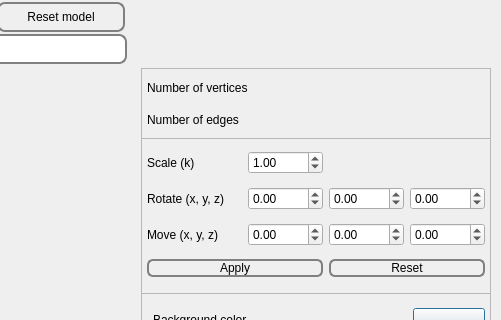
Before: the Qt Designer form src/mainwindow.ui in AlexeyGordiychenko/scp_3DViewer_v1, drawn with Qt 5; both pictures show x 655 to 1156 and y 0 to 320 of the 1156 by 680 pixel window.
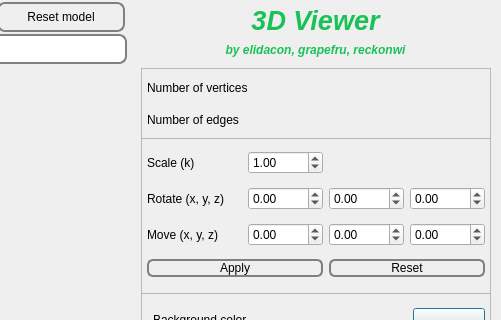
After: the same form once the commit is applied. Custom widgets are drawn as their Qt base class.

Commit message: Add info to the top right of the UI

What changed in the file:
```diff
--- a/src/mainwindow.ui
+++ b/src/mainwindow.ui
@@ -816,6 +816,58 @@
      </item>
     </layout>
    </widget>
+   <widget class="QLabel" name="label">
+    <property name="geometry">
+     <rect>
+      <x>800</x>
+      <y>0</y>
+      <width>341</width>
+      <height>41</height>
+     </rect>
+    </property>
+    <property name="font">
+     <font>
+      <pointsize>20</pointsize>
+      <italic>true</italic>
+      <bold>true</bold>
+      <underline>false</underline>
+     </font>
+    </property>
+    <property name="styleSheet">
+     <string notr="true">color: #19c257</string>
+    </property>
+    <property name="text">
+     <string>3D Viewer</string>
+    </property>
+    <property name="alignment">
+     <set>Qt::AlignCenter</set>
+    </property>
+   </widget>
+   <widget class="QLabel" name="label_5">
+    <property name="geometry">
+     <rect>
+      <x>800</x>
+      <y>40</y>
+      <width>341</width>
+      <height>20</height>
+     </rect>
+    </property>
+    <property name="font">
+     <font>
+      <italic>true</italic>
+      <bold>true</bold>
+     </font>
+    </property>
+    <property name="styleSheet">
+     <string notr="true">color: #19c257</string>
+    </property>
+    <property name="text">
+     <string>by elidacon, grapefru, reckonwi</string>
+    </property>
+    <property name="alignment">
+     <set>Qt::AlignCenter</set>
+    </property>
+   </widget>
    <zorder>frame_5</zorder>
    <zorder>openFile</zorder>
    <zorder>openGLWidget</zorder>
```
Left out of the diff: 2 changed lines with no effect on the pictures.
